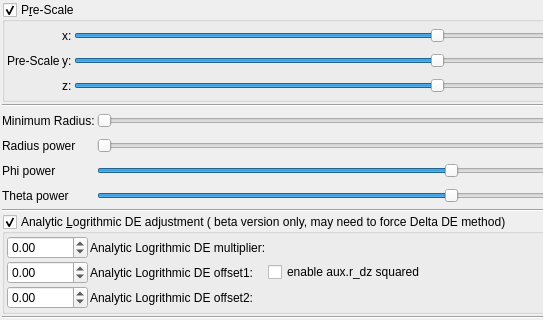
Old version of the form mandelbulber2/qt_data/fractal_msltoe_toroidal.ui in the repository buddhi1980/mandelbulber2; both pictures show x 0 to 543 and y 0 to 320 of the 898 by 1250 pixel window.
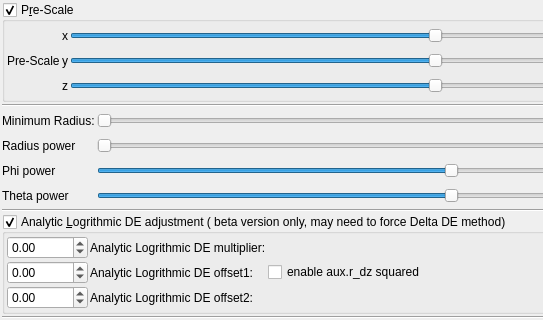
New version of the form. Custom widgets are drawn as their Qt base class.

```diff
--- a/mandelbulber2/qt_data/fractal_msltoe_toroidal.ui
+++ b/mandelbulber2/qt_data/fractal_msltoe_toroidal.ui
@@ -149,7 +149,7 @@
         <item row="0" column="1">
          <widget class="QLabel" name="label_120">
           <property name="text">
-           <string>x:</string>
+           <string notr="true">x</string>
           </property>
          </widget>
         </item>
@@ -182,14 +182,14 @@
         <item row="2" column="1">
          <widget class="QLabel" name="label_123">
           <property name="text">
-           <string>z:</string>
+           <string notr="true">z</string>
           </property>
          </widget>
         </item>
         <item row="1" column="1">
          <widget class="QLabel" name="label_121">
           <property name="text">
-           <string>y:</string>
+           <string notr="true">y</string>
           </property>
          </widget>
         </item>
```
